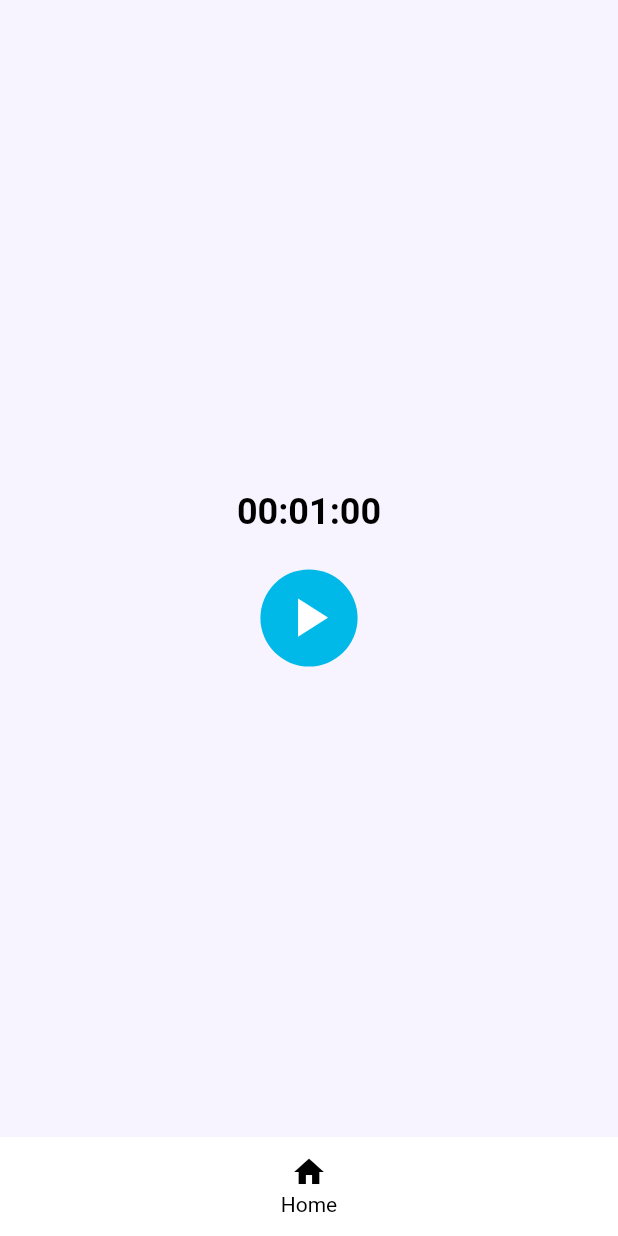
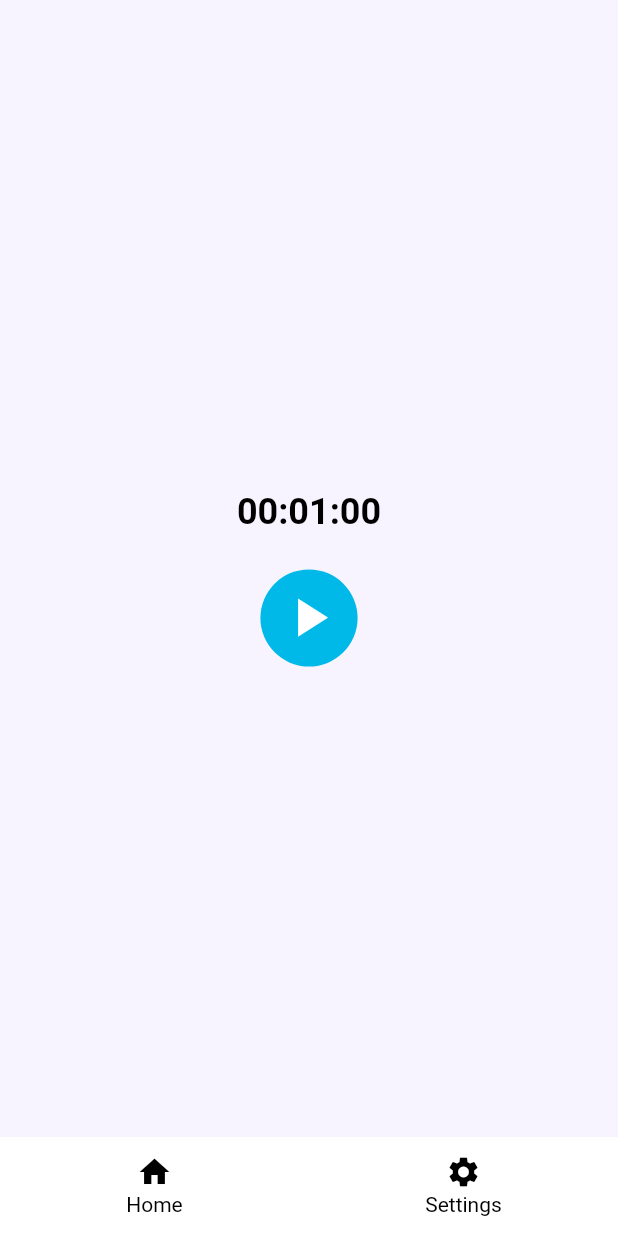
Before and after one commit to matviizakrevskyi/Test_Project, a Flutter app: the screen it shows after launch, on a phone screen of 412 x 824 dp. Run offline on Flutter 3.47's test engine with Material 3 defaults, Android fonts, the phone set to English and light mode, and no system bars; our stand-ins replace flutter_bloc.

Commit message:
second screen skeleton

```diff
--- a/lib/views/home/home_cubit.dart
+++ b/lib/views/home/home_cubit.dart
@@ -4,7 +4,7 @@ import 'package:flutter_bloc/flutter_bloc.dart';
 import 'package:test_project/views/home/home_state.dart';
 
 class HomeCubit extends Cubit<HomeState> {
-  late Timer _timer;
+  late Timer _timer = Timer(Duration.zero, () {});
   int lastSelectedDuration = 60;
 
   HomeCubit() : super(HomeState(60, false));
--- a/lib/views/main_cover/main_cover_screen.dart
+++ b/lib/views/main_cover/main_cover_screen.dart
@@ -43,11 +43,19 @@ class _BottomNavigationBar extends StatelessWidget {
         mainAxisAlignment: MainAxisAlignment.spaceAround,
         children: [
           _BottomBarItem(
-              onTap: () {
-                onTab(0);
-              },
-              name: "Home",
-              icon: Icons.home)
+            onTap: () {
+              onTab(0);
+            },
+            name: "Home",
+            icon: Icons.home,
+          ),
+          _BottomBarItem(
+            onTap: () {
+              onTab(1);
+            },
+            name: "Settings",
+            icon: Icons.settings,
+          ),
         ],
       ),
     );
--- a/lib/views/main_cover/main_cover_state.dart
+++ b/lib/views/main_cover/main_cover_state.dart
@@ -2,12 +2,18 @@ import 'package:flutter/material.dart';
 import 'package:flutter_bloc/flutter_bloc.dart';
 import 'package:test_project/views/home/home_cubit.dart';
 import 'package:test_project/views/home/home_screen.dart';
+import 'package:test_project/views/settings/settings_cubit.dart';
+import 'package:test_project/views/settings/settings_screen.dart';
 
 class MainCoverState {
   static final List<Widget> tabs = [
     BlocProvider(
       create: (_) => HomeCubit(),
       child: HomeScreen(),
+    ),
+    BlocProvider(
+      create: (_) => SettingsCubit(),
+      child: const SettingsScreen(),
     ),
   ];
 
--- /dev/null
+++ b/lib/views/settings/settings_cubit.dart
@@ -0,0 +1,6 @@
+import 'package:flutter_bloc/flutter_bloc.dart';
+import 'package:test_project/views/settings/settings_state.dart';
+
+class SettingsCubit extends Cubit<SettingsState> {
+  SettingsCubit() : super(SettingsState(false));
+}
```
Also changed, not shown: lib/views/settings/settings_screen.dart (added, +10 -0 lines), lib/views/settings/settings_state.dart (added, +7 -0 lines).
